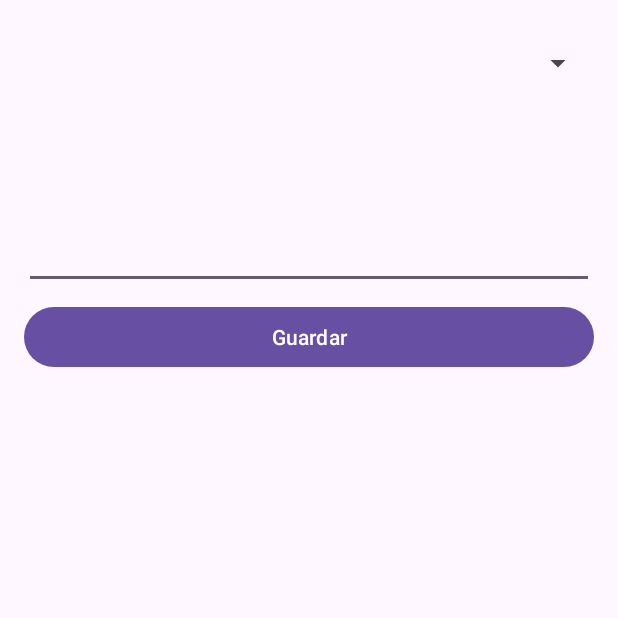
After one commit to stefanodlc4/BotonPanico, an Android app: the OtroIncidenteActivity screen opened directly, with no data from a screen before it, on a phone screen of 412 x 824 dp, the top half of it. The commit adds this screen. Run offline under Robolectric (Android 15) with nearby library versions, the phone set to English and light mode, and no system bars.

Commit message:
agregado activity otro incidente

```diff
--- a/app/src/main/AndroidManifest.xml
+++ b/app/src/main/AndroidManifest.xml
@@ -6,7 +6,6 @@
     <uses-permission android:name="android.permission.ACCESS_NETWORK_STATE" />
 
     <application
-        android:usesCleartextTraffic="true"
         android:allowBackup="true"
         android:dataExtractionRules="@xml/data_extraction_rules"
         android:fullBackupContent="@xml/backup_rules"
@@ -15,7 +14,11 @@
         android:roundIcon="@mipmap/ic_launcher_round"
         android:supportsRtl="true"
         android:theme="@style/Theme.BotonPanico"
+        android:usesCleartextTraffic="true"
         tools:targetApi="31">
+        <activity
+            android:name=".activities.OtroIncidenteActivity"
+            android:exported="false" />
         <activity
             android:name=".activities.InicioActivity"
             android:exported="false" />
--- a/app/src/main/java/com/sise/botonpanico/activities/InicioActivity.java
+++ b/app/src/main/java/com/sise/botonpanico/activities/InicioActivity.java
@@ -1,6 +1,9 @@
 package com.sise.botonpanico.activities;
 
+import android.os.AsyncTask;
 import android.os.Bundle;
+import android.os.StrictMode;
+import android.util.Log;
 import android.view.View;
 import android.widget.Toast;
 
@@ -50,7 +53,6 @@ public class InicioActivity extends AppCompatActivity {
     }
 
     public void onClickSOSPrincipal(View view){
-        runOnUiThread(() -> {
         Incidencia incidencia = new Incidencia();
         incidencia.setDescripcion("SOS Principal");
 
@@ -61,9 +63,6 @@ public class InicioActivity extends AppCompatActivity {
         TipoIncidencia tipoIncidencia = new TipoIncidencia();
         tipoIncidencia.setIdTipoIncidencia(1);
         incidencia.setTipoIncidencia(tipoIncidencia);
-
         incidenciaViewModel.insertarIncidencia(incidencia);
-        });
-
     }
 }
--- /dev/null
+++ b/app/src/main/java/com/sise/botonpanico/activities/OtroIncidenteActivity.java
@@ -0,0 +1,28 @@
+package com.sise.botonpanico.activities;
+
+import android.os.Bundle;
+
+import androidx.activity.EdgeToEdge;
+import androidx.appcompat.app.AppCompatActivity;
+import androidx.core.graphics.Insets;
+import androidx.core.view.ViewCompat;
+import androidx.core.view.WindowInsetsCompat;
+
+import com.sise.botonpanico.R;
+
+public class OtroIncidenteActivity extends AppCompatActivity {
+
+    @Override
+    protected void onCreate(Bundle savedInstanceState) {
+        super.onCreate(savedInstanceState);
+        EdgeToEdge.enable(this);
+        setContentView(R.layout.activity_otro_incidente);
+        ViewCompat.setOnApplyWindowInsetsListener(findViewById(R.id.main), (v, insets) -> {
+            Insets systemBars = insets.getInsets(WindowInsetsCompat.Type.systemBars());
+            v.setPadding(systemBars.left, systemBars.top, systemBars.right, systemBars.bottom);
+            return insets;
+        });
+    }
+
+
+}
--- /dev/null
+++ b/app/src/main/res/layout/activity_otro_incidente.xml
@@ -0,0 +1,51 @@
+<?xml version="1.0" encoding="utf-8"?>
+<androidx.constraintlayout.widget.ConstraintLayout xmlns:android="http://schemas.android.com/apk/res/android"
+    xmlns:app="http://schemas.android.com/apk/res-auto"
+    xmlns:tools="http://schemas.android.com/tools"
+    android:id="@+id/main"
+    android:layout_width="match_parent"
+    android:layout_height="match_parent"
+    tools:context=".activities.OtroIncidenteActivity">
+
+
+    <Spinner
+        android:id="@+id/activityotroincidente_sp_tipoincidente"
+        android:layout_width="match_parent"
+        android:layout_height="wrap_content"
+        android:layout_marginTop="@dimen/margin_enorme"
+        android:layout_marginStart="@dimen/margin_grande"
+        android:layout_marginEnd="@dimen/margin_grande"
+        style="@style/Spinner"
+        app:layout_constraintStart_toStartOf="parent"
+        app:layout_constraintEnd_toEndOf="parent"
+        app:layout_constraintTop_toTopOf="parent"
+        />
+
+    <EditText
+        android:id="@+id/activityotroincidente_et_descripcion"
+        android:layout_width="match_parent"
+        android:layout_height="wrap_content"
+        android:layout_marginTop="@dimen/margin_medio"
+        android:layout_marginStart="@dimen/margin_grande"
+        android:layout_marginEnd="@dimen/margin_grande"
+        android:lines="5"
+        android:gravity="start|top"
+        android:inputType="textMultiLine"
+        app:layout_constraintStart_toStartOf="parent"
+        app:layout_constraintEnd_toEndOf="parent"
+        app:layout_constraintTop_toBottomOf="@+id/activityotroincidente_sp_tipoincidente"
+         />
+
+    <Button
+        android:id="@+id/activityotroincidente_btn_guardar"
+        android:layout_width="match_parent"
+        android:layout_height="wrap_content"
+        android:layout_marginTop="@dimen/margin_medio"
+        android:layout_marginStart="@dimen/margin_grande"
+        android:layout_marginEnd="@dimen/margin_grande"
+        android:text="@string/actperfciud_btn_guardar"
+        app:layout_constraintStart_toStartOf="parent"
+        app:layout_constraintEnd_toEndOf="parent"
+        app:layout_constraintTop_toBottomOf="@+id/activityotroincidente_et_descripcion"
+        />
+</androidx.constraintlayout.widget.ConstraintLayout>
--- a/app/src/main/res/values/dimens.xml
+++ b/app/src/main/res/values/dimens.xml
@@ -11,4 +11,6 @@
 
     <dimen name="boton_altura">40dp</dimen>
     <dimen name="boton_ancho">200dp</dimen>
+
+
 </resources>
```
Lines whose indentation alone changed are shown as unchanged.
